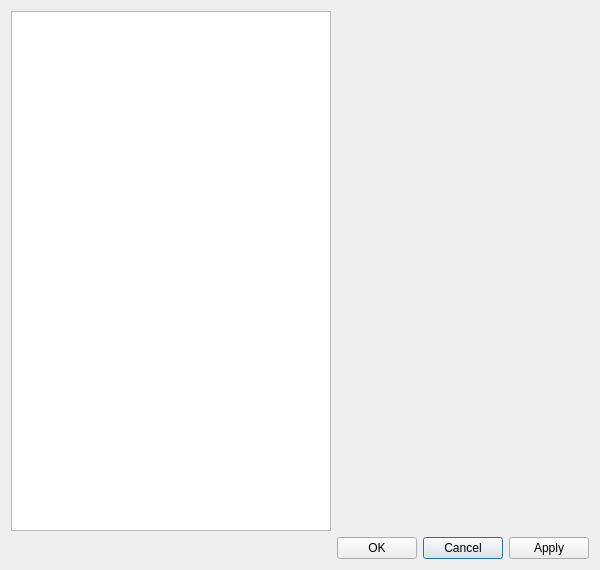
Qt form qrgui/dialogs/preferencesDialog.ui (qreal/qreal) before a commit.
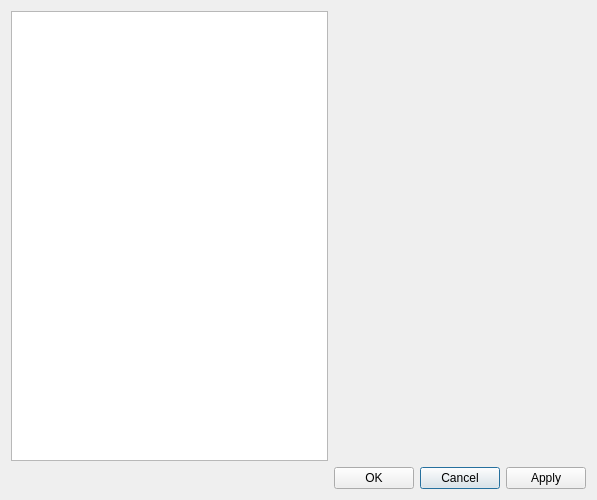
The same form after that commit. Icons and pictures are not drawn.

What changed in the file:
```diff
--- a/qrgui/dialogs/preferencesDialog.ui
+++ b/qrgui/dialogs/preferencesDialog.ui
@@ -6,8 +6,8 @@
    <rect>
     <x>0</x>
     <y>0</y>
-    <width>600</width>
-    <height>570</height>
+    <width>597</width>
+    <height>500</height>
    </rect>
   </property>
   <property name="sizePolicy">
@@ -19,7 +19,7 @@
   <property name="minimumSize">
    <size>
     <width>350</width>
-    <height>570</height>
+    <height>500</height>
    </size>
   </property>
   <property name="maximumSize">
```
Left out of the diff: 4 changed lines with no effect on the pictures.
